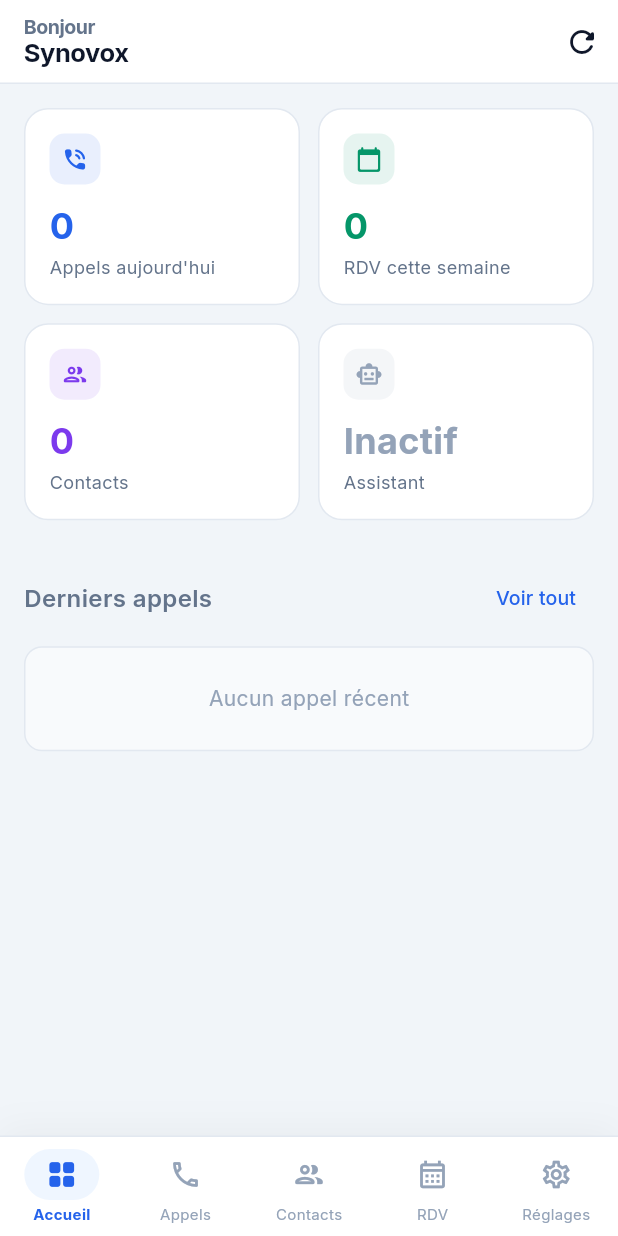
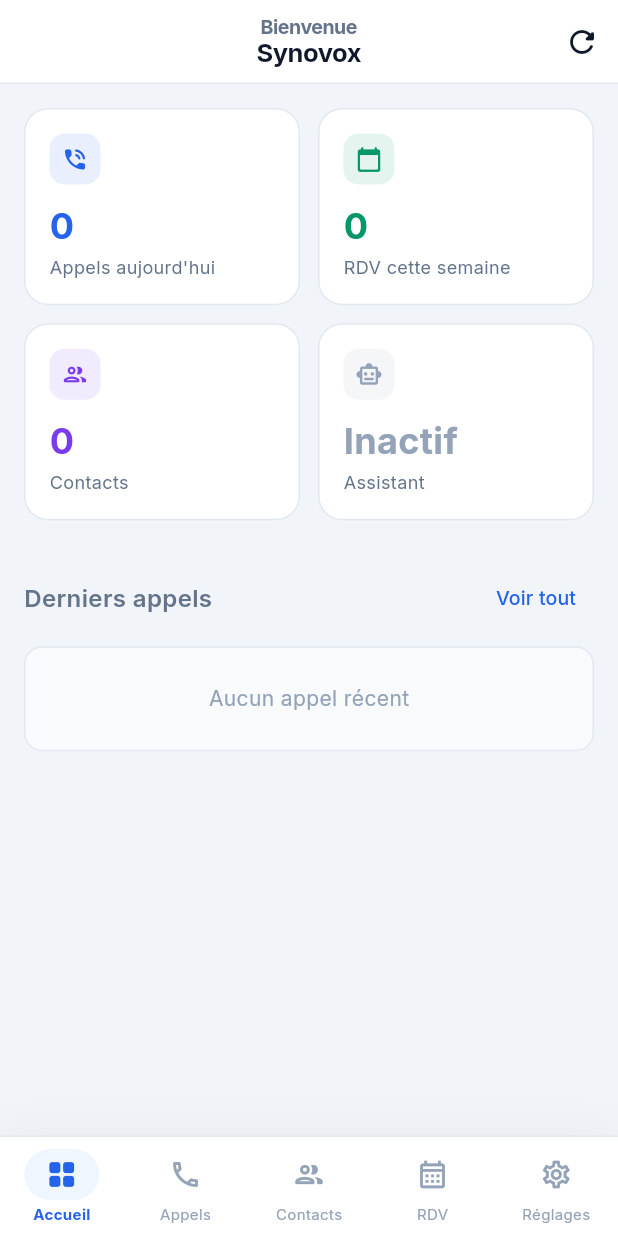
Before and after one commit to synovox-group/synovox-mobile, a Flutter app: the DashboardScreen screen opened by its route, on a phone screen of 412 x 824 dp. Run offline on Flutter 3.47's test engine with Material 3 defaults, Android fonts, the phone set to English and light mode, and no system bars; our stand-ins replace dio, flutter_riverpod, flutter_secure_storage, go_router, google_fonts, shared_preferences; accounts and stored records are empty; network calls fail.

Commit message:
feat: remplacer le message de salutation horaire par "Bienvenue" centré
Supprime _greeting() (Bonjour/Bonne après-midi/Bonsoir) et centre
le titre de l'AppBar du dashboard.

Co-Authored-By: Claude Sonnet 4.6 <noreply@anthropic.com>

```diff
--- a/lib/screens/dashboard/dashboard_screen.dart
+++ b/lib/screens/dashboard/dashboard_screen.dart
@@ -13,14 +13,16 @@ class DashboardScreen extends ConsumerWidget {
   Widget build(BuildContext context, WidgetRef ref) {
     final user = ref.watch(authProvider).user;
     final stats = ref.watch(dashboardProvider);
-    final greeting = _greeting();
 
     return Scaffold(
       appBar: AppBar(
+        centerTitle: true,
         title: Column(
-          crossAxisAlignment: CrossAxisAlignment.start,
+          mainAxisSize: MainAxisSize.min,
+          crossAxisAlignment: CrossAxisAlignment.center,
           children: [
-            Text(greeting, style: const TextStyle(fontSize: 13, color: Color(0xFF64748B))),
+            const Text('Bienvenue',
+                style: TextStyle(fontSize: 13, color: Color(0xFF64748B))),
             Text(
               user?['name'] ?? 'Synovox',
               style: const TextStyle(fontSize: 17, fontWeight: FontWeight.w700),
@@ -152,13 +154,6 @@ class DashboardScreen extends ConsumerWidget {
     );
   }
 
-  String _greeting() {
-    final hour = DateTime.now().hour;
-    if (hour < 12) return 'Bonjour';
-    if (hour < 18) return 'Bonne après-midi';
-    return 'Bonsoir';
-  }
-
   Widget _callTile(BuildContext context, dynamic raw) {
     final c = raw as Map;
     final status = c['status'] as String? ?? 'completed';
```
